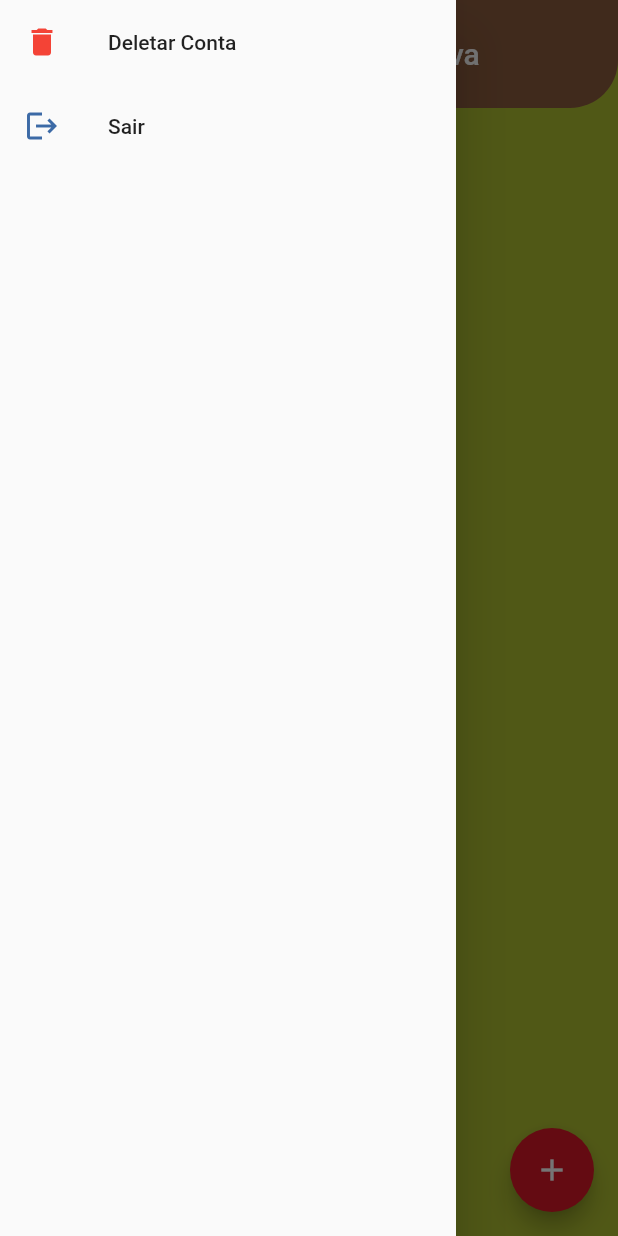
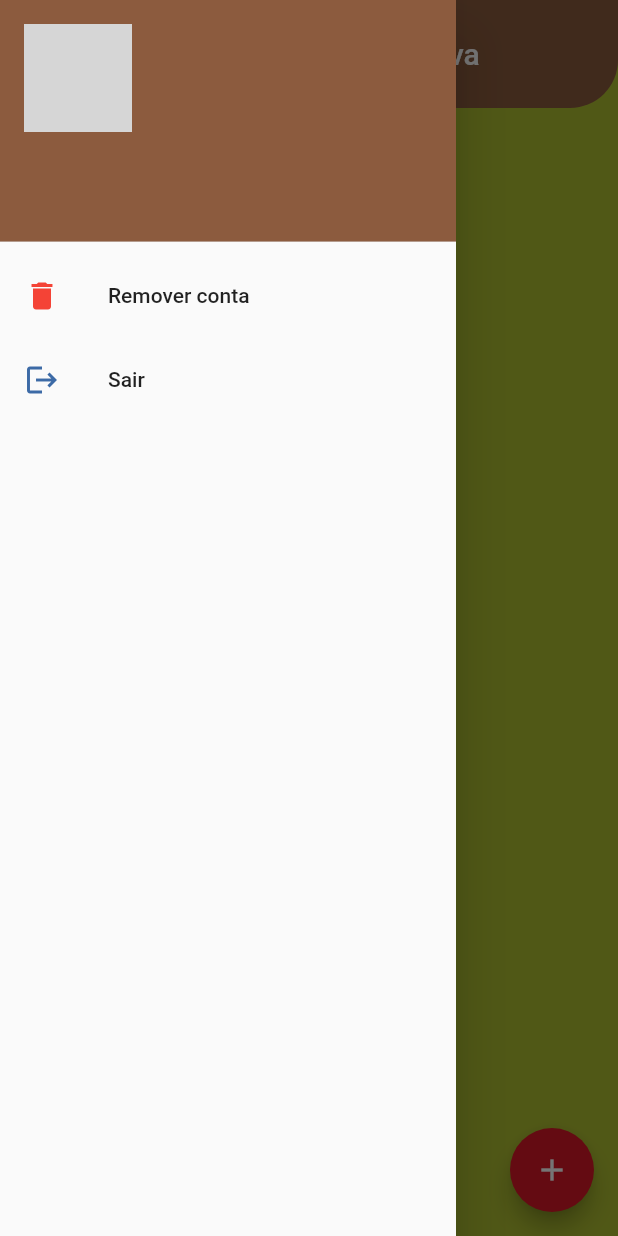
Before and after one commit to arturgussi/flutter_firebase_cloudFireStore, a Flutter app: the screen it shows once a user with an empty profile is signed in, with the side drawer open, on a phone screen of 412 x 824 dp. Run offline on Flutter 3.47's test engine with Material 2 defaults, Android fonts, the phone set to English and light mode, and no system bars; our stand-ins replace cloud_firestore, firebase_auth, firebase_core; accounts and stored records are empty; generated files the repository leaves out were written again; network calls fail; grey boxes are pictures that could not be loaded.

Commit message:
Aula 5: Conectando Auth e Firestore

```diff
--- a/flutter_firebase_firestore_first-main/lib/firestore/presentation/home_screen.dart
+++ b/flutter_firebase_firestore_first-main/lib/firestore/presentation/home_screen.dart
@@ -1,53 +1,15 @@
-import 'package:cloud_firestore/cloud_firestore.dart';
+import 'package:firebase_auth/firebase_auth.dart';
 import 'package:flutter/material.dart';
 import 'package:flutter_firebase_firestore_first/authentication/component/show_confirmation_password_dialog.dart';
 import 'package:flutter_firebase_firestore_first/authentication/services/auth_service.dart';
+import 'package:flutter_firebase_firestore_first/firestore/services/listin_service.dart';
 import 'package:flutter_firebase_firestore_first/firestore_produtos/presentation/produto_screen.dart';
 import 'package:uuid/uuid.dart';
 import '../models/listin.dart';
 
-class FirestoreAnalytics {
-  FirebaseFirestore firestore = FirebaseFirestore.instance;
-
-  incrementarAcessosTotais() {
-    _incrementar("acessos_totais");
-  }
-
-  incrementarListasAdicionadas() {
-    _incrementar("listas_adicionadas");
-  }
-
-  incrementarAtualizacoesManuais() {
-    _incrementar("atualizacoes_manuais");
-  }
-
-  _incrementar(String field) async {
-    // Pedir ao firestore a versão atual do documento "geral" na coleção "analytics"
-    DocumentSnapshot<Map<String, dynamic>> snapshot =
-        await firestore.collection("analytics").doc("geral").get();
-
-    // Inicializar um documento que representa nosso documento "geral"
-    Map<String, dynamic> document = {};
-
-    // Preencher nosso documento com os dados existentes (se eles existirem)
-    if (snapshot.data() != null) {
-      document = snapshot.data()!;
-    }
-
-    // Caso o campo que queremos somar tenha dados, somamos, se não inicializamos com o valor 1
-    if (document[field] != null) {
-      document[field] = document[field] + 1;
-    } else {
-      document[field] = 1;
-    }
-
-    // Atualizamos no Firestore
-    firestore.collection("analytics").doc("geral").set(document);
-  }
-}
-
 class HomeScreen extends StatefulWidget {
-  const HomeScreen({super.key});
+  final User user;
+  const HomeScreen({super.key, required this.user});
 
   @override
   State<HomeScreen> createState() => _HomeScreenState();
@@ -55,13 +17,11 @@ class HomeScreen extends StatefulWidget {
 
 class _HomeScreenState extends State<HomeScreen> {
   List<Listin> listListins = [];
-  FirebaseFirestore firestore = FirebaseFirestore.instance;
-  FirestoreAnalytics analytics = FirestoreAnalytics();
+  ListinService listinService = ListinService();
 
   @override
   void initState() {
     refresh();
-    analytics.incrementarAcessosTotais();
     super.initState();
   }
 
@@ -71,14 +31,25 @@ class _HomeScreenState extends State<HomeScreen> {
       drawer: Drawer(
         child: ListView(
           children: [
+            UserAccountsDrawerHeader(
+              currentAccountPicture: const CircleAvatar(
+                  backgroundImage: NetworkImage(
+                "https://raw.githubusercontent.com/ricarthlima/listin_assetws/main/logo-icon.png",
+              )),
+              accountName: Text(
+                (widget.user.displayName != null)
+                    ? widget.user.displayName!
+                    : "",
+              ),
+              accountEmail: Text(widget.user.email!),
+            ),
             ListTile(
               leading: const Icon(
                 Icons.delete,
                 color: Colors.red,
               ),
-              title: const Text("Deletar Conta"),
+              title: const Text("Remover conta"),
               onTap: () {
-                // AuthService().removerConta();
                 showContimationPasswordDialog(context: context, email: "");
               },
             ),
@@ -88,7 +59,7 @@ class _HomeScreenState extends State<HomeScreen> {
               onTap: () {
                 AuthService().deslogar();
               },
-            )
+            ),
           ],
         ),
       ),
@@ -109,33 +80,37 @@ class _HomeScreenState extends State<HomeScreen> {
                 style: TextStyle(fontSize: 18),
               ),
             )
-          : ListView(
+          : RefreshIndicator(
+              onRefresh: () {
+                return refresh();
+              },
+              child: ListView(
                 children: List.generate(
                   listListins.length,
                   (index) {
                     Listin model = listListins[index];
                     return Dismissible(
                       key: ValueKey<Listin>(model),
-                    direction: DismissDirection.startToEnd,
+                      direction: DismissDirection.endToStart,
                       background: Container(
-                        padding: const EdgeInsets.only(left: 6),
-                        alignment: Alignment.centerLeft,
                         color: Colors.red,
+                        alignment: Alignment.centerRight,
+                        padding: const EdgeInsets.only(right: 8.0),
                         child: const Icon(
                           Icons.delete,
                           color: Colors.white,
-                        )),
+                        ),
+                      ),
                       onDismissed: (direction) {
                         remove(model);
                       },
                       child: ListTile(
                         onTap: () {
-                        Navigator.pushReplacement(
+                          Navigator.push(
                             context,
                             MaterialPageRoute(
-                            builder: (context) => ProdutoScreen(
-                              listin: model,
-                            ),
+                              builder: (context) =>
+                                  ProdutoScreen(listin: model),
                             ),
                           );
                         },
@@ -150,21 +125,22 @@ class _HomeScreenState extends State<HomeScreen> {
                   },
                 ),
               ),
+            ),
     );
   }
 
   showFormModal({Listin? model}) {
     // Labels à serem mostradas no Modal
-    String title = "Adicionar Listin";
-    String confirmationButton = "Salvar";
-    String skipButton = "Cancelar";
+    String labelTitle = "Adicionar Listin";
+    String labelConfirmationButton = "Salvar";
+    String labelSkipButton = "Cancelar";
 
     // Controlador do campo que receberá o nome do Listin
     TextEditingController nameController = TextEditingController();
 
     // Caso esteja editando
     if (model != null) {
-      title = "Editando ${model.name}";
+      labelTitle = "Editando ${model.name}";
       nameController.text = model.name;
     }
 
@@ -184,14 +160,9 @@ class _HomeScreenState extends State<HomeScreen> {
           padding: const EdgeInsets.all(32.0),
 
           // Formulário com Título, Campo e Botões
-          child: RefreshIndicator(
-            onRefresh: () {
-              analytics.incrementarAtualizacoesManuais();
-              return refresh();
-            },
           child: ListView(
             children: [
-                Text(title, style: Theme.of(context).textTheme.headlineSmall),
+              Text(labelTitle, style: Theme.of(context).textTheme.headline5),
               TextFormField(
                 controller: nameController,
                 decoration:
@@ -207,39 +178,38 @@ class _HomeScreenState extends State<HomeScreen> {
                     onPressed: () {
                       Navigator.pop(context);
                     },
-                      child: Text(skipButton),
+                    child: Text(labelSkipButton),
                   ),
                   const SizedBox(
                     width: 16,
                   ),
                   ElevatedButton(
                     onPressed: () {
-                          //  Criar o listin com as informacoes
+                      // Criar um objeto Listin com as infos
                       Listin listin = Listin(
                         id: const Uuid().v1(),
                         name: nameController.text,
                       );
-                          // Verificando se o Model já existe
+
+                      // Usar id do model
                       if (model != null) {
                         listin.id = model.id;
                       }
-                          // Salvar no firestore
-                          firestore
-                              .collection("listins")
-                              .doc(listin.id)
-                              .set(listin.toMap());
-                          analytics.incrementarListasAdicionadas();
+
+                      // Salvar no Firestore
+                      listinService.adicionarListin(listin: listin);
 
                       // Atualizar a lista
                       refresh();
+
                       // Fechar o Modal
                       Navigator.pop(context);
                     },
-                        child: Text(confirmationButton)),
+                    child: Text(labelConfirmationButton),
+                  ),
                 ],
               )
             ],
-            ),
           ),
         );
       },
@@ -247,24 +217,14 @@ class _HomeScreenState extends State<HomeScreen> {
   }
 
   refresh() async {
-    List<Listin> temp = [];
-
-    // Busca dados
-    QuerySnapshot<Map<String, dynamic>> snapshot =
-        await firestore.collection('listins').get();
-
-    // Adiciona em uma lista temporaria listins pegos do firebase
-    for (var doc in snapshot.docs) {
-      temp.add(Listin.fromMap(doc.data()));
-    }
-
+    List<Listin> listaListins = await listinService.lerListins();
     setState(() {
-      listListins = temp;
+      listListins = listaListins;
     });
   }
 
-  void remove(Listin model) {
-    firestore.collection('listins').doc(model.id).delete();
+  void remove(Listin model) async {
+    await listinService.removerListin(listinId: model.id);
     refresh();
   }
 }
--- a/flutter_firebase_firestore_first-main/lib/main.dart
+++ b/flutter_firebase_firestore_first-main/lib/main.dart
@@ -61,7 +61,7 @@ class RoteadorTelas extends StatelessWidget {
           return const Center(child: CircularProgressIndicator());
         } else {
           if (snapshot.hasData) {
-            return const HomeScreen();
+            return HomeScreen(user: snapshot.data!);
           } else {
             return const AuthScreen();
           }
```
Also changed, not shown: flutter_firebase_firestore_first-main/lib/firestore/services/listin_service.dart (added, +30 -0 lines), flutter_firebase_firestore_first-main/lib/firestore_produtos/services/produto_service.dart (+8 -5 lines). Lines whose indentation alone changed are shown as unchanged.
